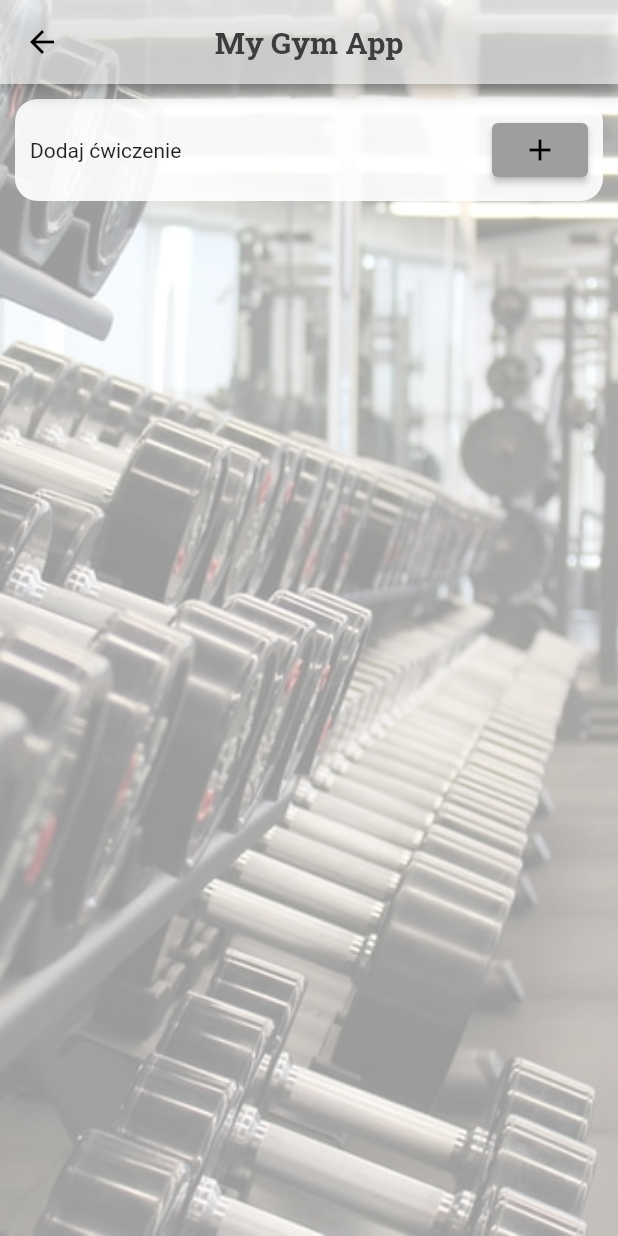
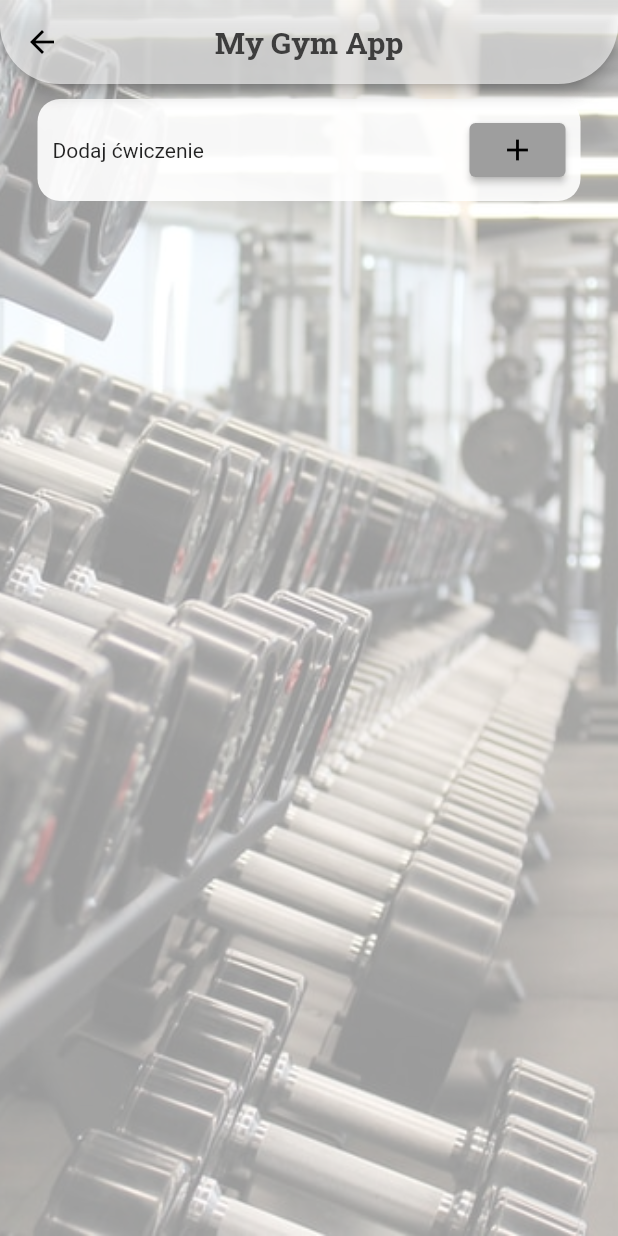
Before and after one commit to sebastiangirsza/my_gym_app, a Flutter app: the screen it shows once a user with an empty profile is signed in, item 2 of the bottom bar chosen, after a tap on "Ćwiczenia", on a phone screen of 412 x 824 dp. Run offline on Flutter 3.47's test engine with Material 2 defaults, Android fonts, the phone set to English and light mode, and no system bars; our stand-ins replace cloud_firestore, firebase_auth, firebase_core, google_fonts; accounts and stored records are empty.

Commit message:
Add RoundedRectangleBorder in AppBar

```diff
--- a/lib/app/home/home_page.dart
+++ b/lib/app/home/home_page.dart
@@ -36,6 +36,12 @@ class _HomePageState extends State<HomePage> {
           appBar: AppBar(
             backgroundColor: Colors.white.withOpacity(0.6),
             centerTitle: true,
+            shape: const RoundedRectangleBorder(
+              borderRadius: BorderRadius.only(
+                bottomLeft: Radius.circular(40),
+                bottomRight: Radius.circular(40),
+              ),
+            ),
             title: Text(
               'My Gym App',
               style: GoogleFonts.robotoSlab(
@@ -50,7 +56,7 @@ class _HomePageState extends State<HomePage> {
               return const StartPageContent();
             }
             if (currentIndex == 1) {
-              return const PlansPageContent();
+              return PlansPageContent();
             }
             return MyAcountPageContent(email: widget.user.email);
           }),
@@ -66,11 +72,11 @@ class _HomePageState extends State<HomePage> {
             },
             items: const [
               BottomNavigationBarItem(
-                icon: Icon(Icons.reviews),
+                icon: Icon(Icons.home),
                 label: 'Start',
               ),
               BottomNavigationBarItem(
-                icon: Icon(Icons.add),
+                icon: Icon(Icons.fitness_center),
                 label: 'Plany',
               ),
               BottomNavigationBarItem(
--- a/lib/app/home/plans/add_exercises_page_content.dart
+++ b/lib/app/home/plans/add_exercises_page_content.dart
@@ -33,6 +33,12 @@ class _AddExercisesPageContentState extends State<AddExercisesPageContent> {
         appBar: AppBar(
           backgroundColor: Colors.white.withOpacity(0.6),
           centerTitle: true,
+          shape: const RoundedRectangleBorder(
+            borderRadius: BorderRadius.only(
+              bottomLeft: Radius.circular(40),
+              bottomRight: Radius.circular(40),
+            ),
+          ),
           title: Text(
             'My Gym App',
             style: GoogleFonts.robotoSlab(
--- a/lib/app/home/plans/exercises_page_content.dart
+++ b/lib/app/home/plans/exercises_page_content.dart
@@ -56,6 +56,12 @@ class _ExercisesPageContentState extends State<ExercisesPageContent> {
               appBar: AppBar(
                 backgroundColor: Colors.white.withOpacity(0.6),
                 centerTitle: true,
+                shape: const RoundedRectangleBorder(
+                  borderRadius: BorderRadius.only(
+                    bottomLeft: Radius.circular(40),
+                    bottomRight: Radius.circular(40),
+                  ),
+                ),
                 title: Text(
                   'My Gym App',
                   style: GoogleFonts.robotoSlab(
@@ -68,7 +74,8 @@ class _ExercisesPageContentState extends State<ExercisesPageContent> {
               body: ListView(
                 children: [
                   Padding(
-                    padding: const EdgeInsets.all(10.0),
+                    padding: const EdgeInsets.only(
+                        top: 10.0, bottom: 10.0, left: 25, right: 25),
                     child: Container(
                         decoration: BoxDecoration(
                           borderRadius: BorderRadius.circular(15),
@@ -96,7 +103,8 @@ class _ExercisesPageContentState extends State<ExercisesPageContent> {
                   ),
                   for (final document in documents) ...[
                     Padding(
-                      padding: const EdgeInsets.all(10.0),
+                      padding: const EdgeInsets.only(
+                          top: 10.0, bottom: 10.0, left: 25, right: 25),
                       child: Column(
                         crossAxisAlignment: CrossAxisAlignment.start,
                         children: [
--- a/lib/app/home/plans/plans_page_content.dart
+++ b/lib/app/home/plans/plans_page_content.dart
@@ -2,9 +2,15 @@ import 'package:flutter/material.dart';
 import 'package:my_gym_app/app/home/plans/exercises_page_content.dart';
 
 class PlansPageContent extends StatefulWidget {
-  const PlansPageContent({
+  PlansPageContent({
     Key? key,
   }) : super(key: key);
+
+  final titles = [
+    'Ćwiczenia',
+    'Moje plany',
+    'Utwórz plan',
+  ];
 
   @override
   State<PlansPageContent> createState() => _PlansPageContentState();
@@ -14,7 +20,29 @@ class _PlansPageContentState extends State<PlansPageContent> {
   @override
   Widget build(BuildContext context) {
     return Center(
-      child: Padding(
+      child: Column(
+        children: [
+          Padding(
+            padding: const EdgeInsets.only(
+                top: 10.0, bottom: 10.0, left: 25, right: 25),
+            child: Container(
+              decoration: BoxDecoration(
+                borderRadius: BorderRadius.circular(15),
+                color: Colors.white.withOpacity(0.6),
+              ),
+              child: ListTile(
+                onTap: () {
+                  Navigator.of(context).push(
+                    MaterialPageRoute(
+                      builder: (_) => const ExercisesPageContent(),
+                    ),
+                  );
+                },
+                title: const Center(child: Text('Ćwiczenia')),
+              ),
+            ),
+          ),
+          Padding(
             padding: const EdgeInsets.all(10.0),
             child: Container(
                 decoration: BoxDecoration(
@@ -58,6 +86,8 @@ class _PlansPageContentState extends State<PlansPageContent> {
                   ),
                 )),
           ),
+        ],
+      ),
     );
   }
 }
```
Lines whose indentation alone changed are shown as unchanged.
